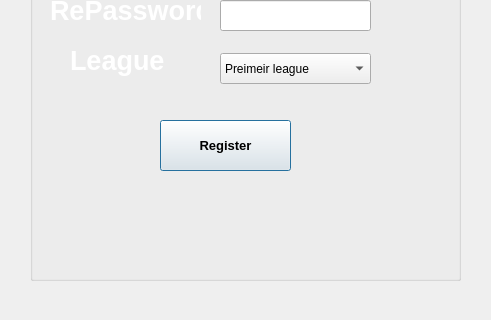
Old version of the form registergui.ui in the repository Bassam73/Fantasy; both pictures show x 250 to 741 and y 240 to 560 of the 1014 by 667 pixel window.
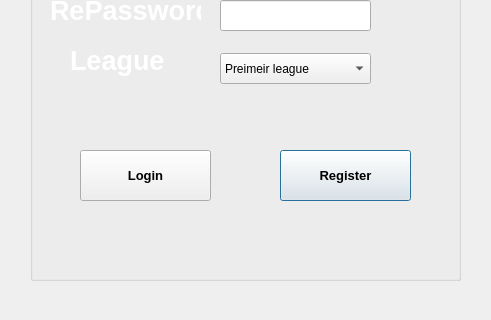
New version of the form. Icons and pictures are not drawn.

What changed in the file:
```diff
--- a/registergui.ui
+++ b/registergui.ui
@@ -182,8 +182,8 @@
    <widget class="QPushButton" name="pushButton">
     <property name="geometry">
      <rect>
-      <x>130</x>
-      <y>300</y>
+      <x>250</x>
+      <y>330</y>
       <width>131</width>
       <height>51</height>
      </rect>
@@ -198,6 +198,25 @@
      <string>Register</string>
     </property>
    </widget>
+   <widget class="QPushButton" name="pushButton_2">
+    <property name="geometry">
+     <rect>
+      <x>50</x>
+      <y>330</y>
+      <width>131</width>
+      <height>51</height>
+     </rect>
+    </property>
+    <property name="font">
+     <font>
+      <pointsize>10</pointsize>
+      <bold>true</bold>
+     </font>
+    </property>
+    <property name="text">
+     <string>Login</string>
+    </property>
+   </widget>
   </widget>
   <widget class="QLabel" name="checklabel">
    <property name="geometry">
```
